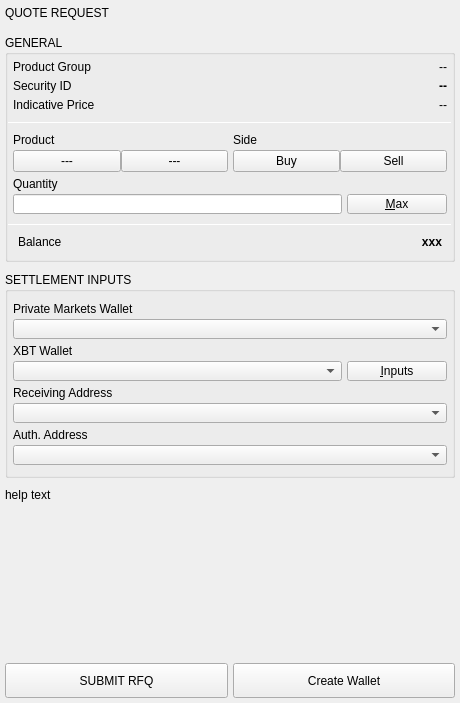
This is BlockSettleUILib/RFQTicketXBT.ui in BlockSettle/terminal as Qt 5 draws it before an edit. The edited form follows.
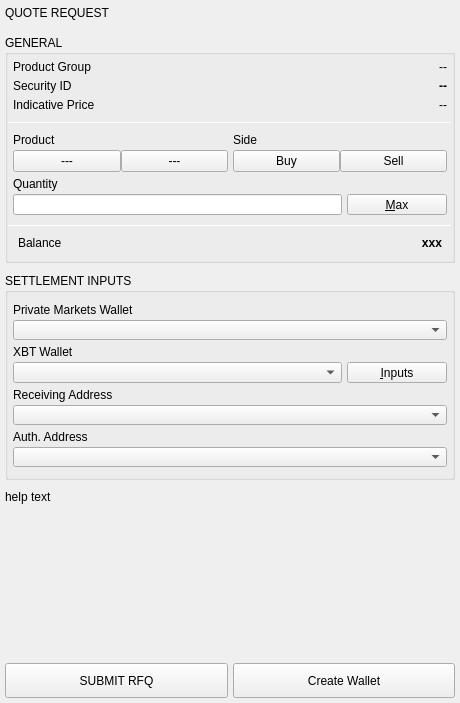
This is the edited form.

Commit message:
Fixed size of some buttons.
Task-number: BST-1241

```diff
--- a/BlockSettleUILib/RFQTicketXBT.ui
+++ b/BlockSettleUILib/RFQTicketXBT.ui
@@ -610,13 +610,13 @@
                     <property name="minimumSize">
                      <size>
                       <width>0</width>
-                      <height>20</height>
+                      <height>21</height>
                      </size>
                     </property>
                     <property name="maximumSize">
                      <size>
                       <width>16777215</width>
-                      <height>20</height>
+                      <height>21</height>
                      </size>
                     </property>
                     <property name="text">
@@ -629,13 +629,13 @@
                     <property name="minimumSize">
                      <size>
                       <width>100</width>
-                      <height>20</height>
+                      <height>21</height>
                      </size>
                     </property>
                     <property name="maximumSize">
                      <size>
                       <width>100</width>
-                      <height>20</height>
+                      <height>21</height>
                      </size>
                     </property>
                     <property name="text">
@@ -858,13 +858,13 @@
                  <property name="minimumSize">
                   <size>
                    <width>0</width>
-                   <height>20</height>
+                   <height>21</height>
                   </size>
                  </property>
                  <property name="maximumSize">
                   <size>
                    <width>16777215</width>
-                   <height>20</height>
+                   <height>21</height>
                   </size>
                  </property>
                 </widget>
@@ -874,13 +874,13 @@
                  <property name="minimumSize">
                   <size>
                    <width>100</width>
-                   <height>20</height>
+                   <height>21</height>
                   </size>
                  </property>
                  <property name="maximumSize">
                   <size>
                    <width>100</width>
-                   <height>20</height>
+                   <height>21</height>
                   </size>
                  </property>
                  <property name="text">
```
